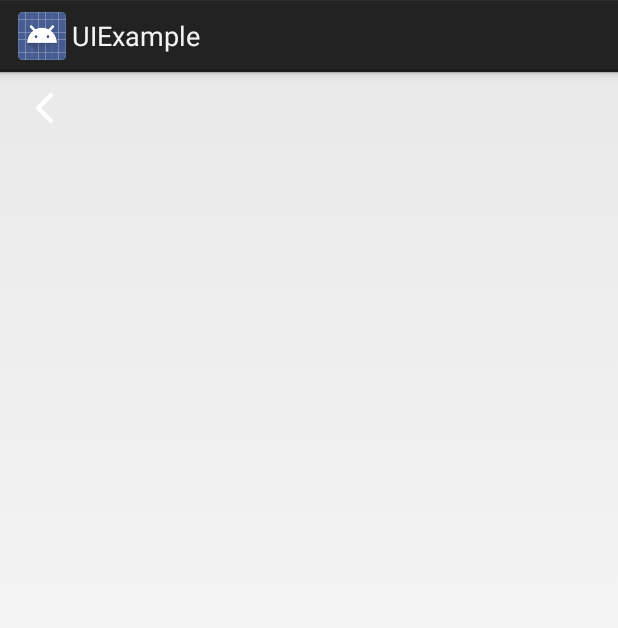
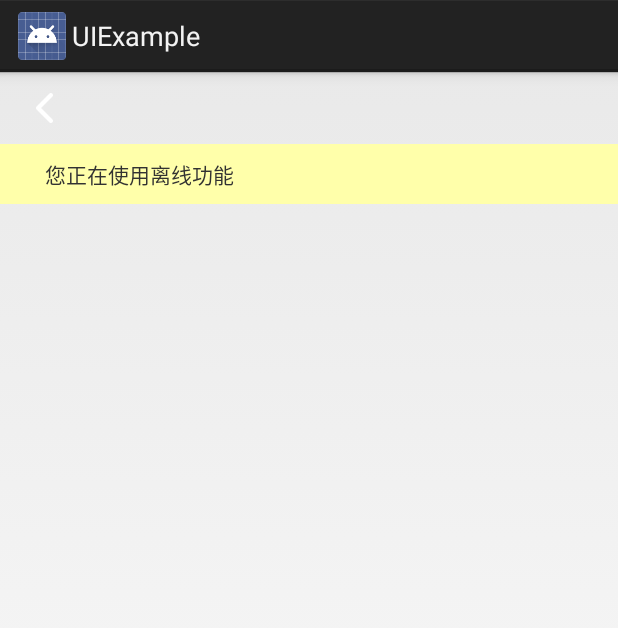
Before and after one commit to JoeyZh/UI, an Android app: the layout layout_base.xml on its own in the app's theme, with its tools: preview values and no code run, on a phone screen of 412 x 824 dp. Shown: the top 628 px of the screen. Run offline under Robolectric (Android 15) with nearby library versions, the phone set to English and light mode, and no system bars.

Commit message:
topBar增加提醒布局

```diff
--- a/UIExample/src/main/java/com/joey/ui/example/MainActivity.java
+++ b/UIExample/src/main/java/com/joey/ui/example/MainActivity.java
@@ -45,6 +45,7 @@ public class MainActivity extends BaseActivity {
         dialog.show();
         topBarLayout.setLeftResource(-1);
         topBarLayout.setTitle("测试呀");
+        topBarLayout.showNotice("ceshishihiho");
         String test1 = "fjklsjfljk";
         String test2 = "189.234.2.443";
         String test3 = "189.234.2.123";
--- a/UILibrary/src/main/java/com/joey/ui/widget/TopBarLayout.java
+++ b/UILibrary/src/main/java/com/joey/ui/widget/TopBarLayout.java
@@ -41,6 +41,8 @@ public class TopBarLayout extends RelativeLayout {
     private int hintColor = -1;
     private View customTitle;
     private ViewGroup titleCenter;
+    private TextView tvNotice;
+    private View topLayout;
 
 
     public boolean isOnSearching() {
@@ -92,9 +94,24 @@ public class TopBarLayout extends RelativeLayout {
         searchBtn.setOnClickListener(liseer);
     }
 
+    public void showNotice(CharSequence text) {
+        tvNotice.setText(text);
+        tvNotice.setVisibility(VISIBLE);
+    }
+
+    public void showNotice(int text) {
+        tvNotice.setText(text);
+        tvNotice.setVisibility(VISIBLE);
+    }
+
+    public void hideNotice() {
+        tvNotice.setVisibility(VISIBLE);
+    }
+
     public void setOnItemClickListener(OnClickListener listener) {
         leftView.setOnClickListener(listener);
         rightView.setOnClickListener(listener);
+        tvNotice.setOnClickListener(listener);
     }
 
     public void setOnSearchListener(OnSearchListener listener) {
@@ -103,10 +120,12 @@ public class TopBarLayout extends RelativeLayout {
 
     private void init() {
         View root = View.inflate(getContext(), R.layout.common_title_layout1, this);
+        topLayout = root.findViewById(R.id.top_layout);
         title = (TextView) root.findViewById(R.id.text_title);
         titleCenter = (ViewGroup) root.findViewById(R.id.top_center_layout);
         tvRight = (TextView) root.findViewById(R.id.top_right_text);
         tvLeft = (TextView) root.findViewById(R.id.top_left_text);
+        tvNotice = (TextView) root.findViewById(R.id.top_notice_text);
         imgBtnRight = (ImageView) root.findViewById(R.id.top_right_img_btn);
         imgBtnLeft = (ImageView) root.findViewById(R.id.top_left_img_btn);
         leftView = root.findViewById(R.id.top_left_layout);
--- a/UILibrary/src/main/res/layout/common_title_layout1.xml
+++ b/UILibrary/src/main/res/layout/common_title_layout1.xml
@@ -1,7 +1,13 @@
 <?xml version="1.0" encoding="utf-8"?>
 <merge xmlns:android="http://schemas.android.com/apk/res/android"
     android:layout_width="match_parent"
+    android:layout_height="wrap_content">
+
+    <RelativeLayout
+        android:id="@+id/top_layout"
+        android:layout_width="match_parent"
         android:layout_height="@dimen/topbar_height">
+
 
         <LinearLayout
             android:id="@+id/top_left_layout"
@@ -104,5 +110,17 @@
                 android:gravity="center"
                 android:textColor="#fff" />
         </LinearLayout>
+    </RelativeLayout>
+
+    <TextView
+        android:id="@+id/top_notice_text"
+        android:layout_width="match_parent"
+        android:layout_height="40dp"
+        android:layout_below="@+id/top_layout"
+        android:background="#ffa"
+        android:gravity="center_vertical"
+        android:paddingLeft="30dp"
+        android:text="您正在使用离线功能"
+        android:visibility="visible" />
 
 </merge>
--- a/UILibrary/src/main/res/layout/layout_base.xml
+++ b/UILibrary/src/main/res/layout/layout_base.xml
@@ -8,7 +8,7 @@
     <com.joey.ui.widget.TopBarLayout
         android:id="@+id/top_layout"
         android:layout_width="match_parent"
-        android:layout_height="@dimen/topbar_height" />
+        android:layout_height="wrap_content" />
 
     <RelativeLayout
         android:id="@+id/rl_loading"
```
Also changed, not shown: UIExample/src/main/res/layout/activity_main.xml (+5 -6 lines), UILibrary/src/main/java/com/joey/ui/base/BaseActivity.java (+9 -9 lines). Lines whose indentation alone changed are shown as unchanged.
